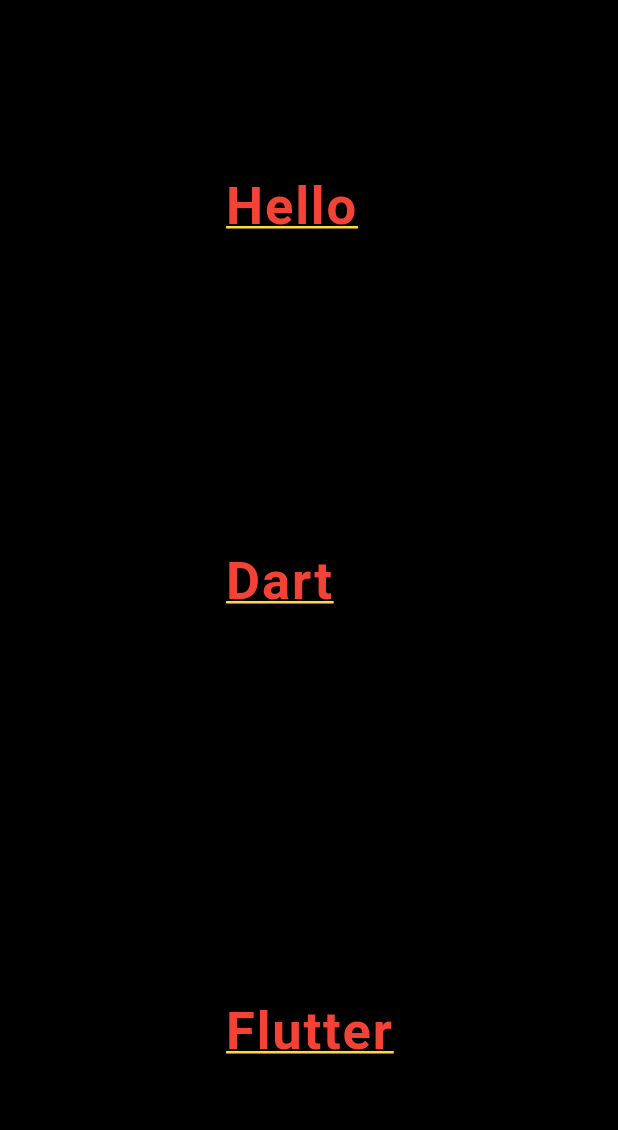
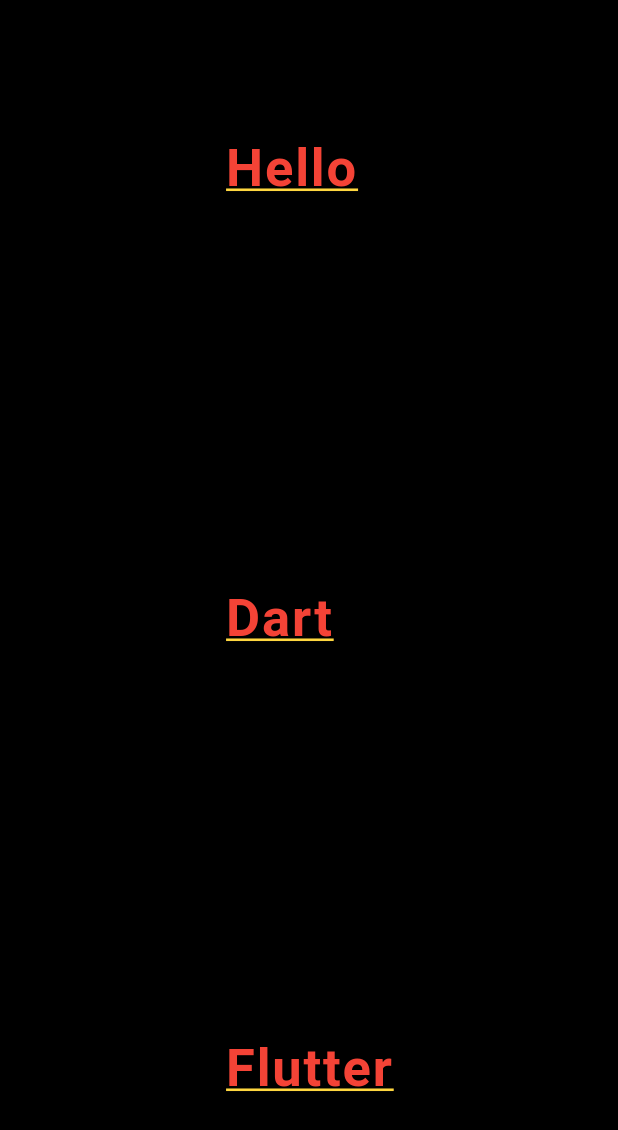
Before and after one commit to AnkitUmredkar/Anatomy_Flutter, a Flutter app: the screen it shows after launch, on a phone screen of 412 x 824 dp. Shown: the top 1130 px of the screen. Run offline on Flutter 3.47's test engine with Material 3 defaults, Android fonts, the phone set to English and light mode, and no system bars.

Commit message:
Update main.dart

```diff
--- a/lib/main.dart
+++ b/lib/main.dart
@@ -14,7 +14,7 @@ class MyApp extends StatelessWidget {
       home: Scaffold(
         backgroundColor: Colors.black,
         body: Center(
-          child: Text('Hello\n\n\n\n\nDart\n\n\n\n\n\nFlutter',
+          child: Text('Hello\n\n\n\n\n\nDart\n\n\n\n\n\nFlutter',
           style : TextStyle(
             fontSize: 35,
             fontWeight: FontWeight.bold,
```
